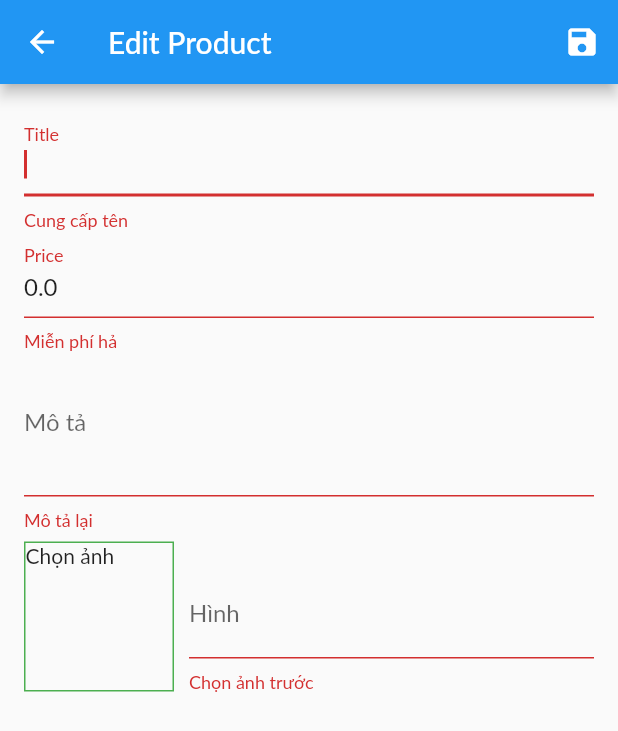
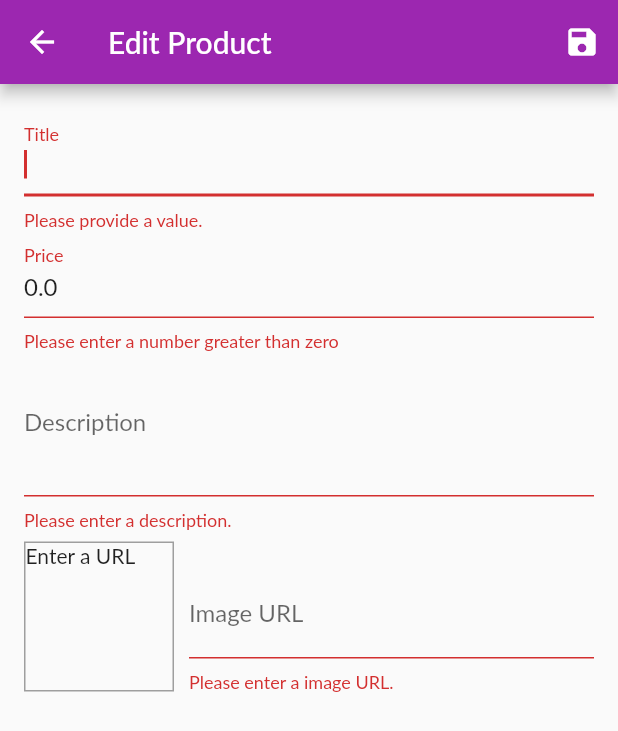
Before and after one commit to Duchuynh09/my-shop, a Flutter app: the EditProductScreen screen opened by its route, after a tap on the "save" icon, on a phone screen of 412 x 824 dp. Shown: the top 731 px of the screen. Run offline on Flutter 3.47's test engine with Material 2 defaults, Android fonts, the phone set to English and light mode, and no system bars; our stand-ins replace flutter_dotenv, shared_preferences; accounts and stored records are empty; Roboto replaces fonts that are missing (Lato).

```diff
--- a/lib/ui/manager/edit_product_screen.dart
+++ b/lib/ui/manager/edit_product_screen.dart
@@ -1,28 +1,32 @@
 import 'package:flutter/material.dart';
 import 'package:provider/provider.dart';
+
 import '../../models/product.dart';
 import '../shared/dialog_utils.dart';
+
 import '../products/products_manager.dart';
 
 class EditProductScreen extends StatefulWidget {
   static const routeName = '/edit-product';
+
   EditProductScreen(
     Product? product, {
     super.key,
   }) {
     if (product == null) {
       this.product = Product(
-        id: null,
         title: '',
+        description: '',
         price: 0,
-        description: '',
         imageUrl: '',
       );
     } else {
       this.product = product;
     }
   }
+
   late final Product product;
+
   @override
   State<EditProductScreen> createState() => _EditProductScreenState();
 }
@@ -34,10 +38,8 @@ class _EditProductScreenState extends State<EditProductScreen> {
   late Product _editedProduct;
   var _isLoading = false;
 
-  get children => null;
-
   bool _isValidImageUrl(String value) {
-    return (value.startsWith("http") || value.startsWith("https")) &&
+    return (value.startsWith('http') || value.startsWith('https')) &&
         (value.endsWith('.png') ||
             value.endsWith('.jpg') ||
             value.endsWith('.jpeg'));
@@ -50,6 +52,7 @@ class _EditProductScreenState extends State<EditProductScreen> {
         if (!_isValidImageUrl(_imageUrlController.text)) {
           return;
         }
+        // Ảnh hợp lệ -> Vẽ lại màn hình để hiện preview
         setState(() {});
       }
     });
@@ -71,22 +74,26 @@ class _EditProductScreenState extends State<EditProductScreen> {
       return;
     }
     _editForm.currentState!.save();
+
     setState(() {
       _isLoading = true;
     });
+
     try {
       final productsManager = context.read<ProductsManager>();
       if (_editedProduct.id != null) {
-        productsManager.updateProduct(_editedProduct);
+        await productsManager.updateProduct(_editedProduct);
       } else {
-        productsManager.addProduct(_editedProduct);
+        await productsManager.addProduct(_editedProduct);
       }
-    } catch (err) {
-      await showErrorDialog(context, 'Co gi do bi sai');
+    } catch (error) {
+      await showErrorDialog(context, 'Something went wrong.');
     }
+
     setState(() {
       _isLoading = false;
     });
+
     if (mounted) {
       Navigator.of(context).pop();
     }
@@ -133,13 +140,13 @@ class _EditProductScreenState extends State<EditProductScreen> {
       autofocus: true,
       validator: (value) {
         if (value!.isEmpty) {
-          return 'Cung cấp tên';
+          return 'Please provide a value.';
         }
         return null;
       },
-      onSaved: ((newValue) {
-        _editedProduct = _editedProduct.copyWith(title: newValue);
-      }),
+      onSaved: (value) {
+        _editedProduct = _editedProduct.copyWith(title: value);
+      },
     );
   }
 
@@ -151,19 +158,18 @@ class _EditProductScreenState extends State<EditProductScreen> {
       keyboardType: TextInputType.number,
       validator: (value) {
         if (value!.isEmpty) {
-          return 'Cung cấp gía mới';
+          return 'Please enter a price.';
         }
         if (double.tryParse(value) == null) {
-          return 'Nhập giá chính xác';
+          return 'Please enter a valid number.';
         }
         if (double.parse(value) <= 0) {
-          return 'Miễn phí hả';
+          return 'Please enter a number greater than zero';
         }
         return null;
       },
-      onSaved: (newValue) {
-        _editedProduct =
-            _editedProduct.copyWith(price: double.parse(newValue!));
+      onSaved: (value) {
+        _editedProduct = _editedProduct.copyWith(price: double.parse(value!));
       },
     );
   }
@@ -171,44 +177,20 @@ class _EditProductScreenState extends State<EditProductScreen> {
   TextFormField buildDescriptionField() {
     return TextFormField(
       initialValue: _editedProduct.description,
-      decoration: const InputDecoration(labelText: 'Mô tả'),
+      decoration: const InputDecoration(labelText: 'Description'),
       maxLines: 3,
-      textInputAction: TextInputAction.next,
       keyboardType: TextInputType.multiline,
       validator: (value) {
         if (value!.isEmpty) {
-          return 'Mô tả lại';
+          return 'Please enter a description.';
         }
         if (value.length < 10) {
-          return "Mô tả thêm đi";
+          return 'Should be at least 10 characters long.';
         }
         return null;
       },
-      onSaved: (newValue) {
-        _editedProduct = _editedProduct.copyWith(decription: newValue);
-      },
-    );
-  }
-
-  TextFormField buildImageURLField() {
-    return TextFormField(
-      decoration: const InputDecoration(labelText: 'Hình'),
-      controller: _imageUrlController,
-      focusNode: _imageUrlFocusNode,
-      onFieldSubmitted: ((value) => _saveForm()),
-      textInputAction: TextInputAction.done,
-      keyboardType: TextInputType.url,
-      validator: (value) {
-        if (value!.isEmpty) {
-          return 'Chọn ảnh trước';
-        }
-        if (!_isValidImageUrl(value)) {
-          return "Hình ảnh không chính xác";
-        }
-        return null;
-      },
-      onSaved: (newValue) {
-        _editedProduct = _editedProduct.copyWith(imageUrl: newValue);
+      onSaved: (value) {
+        _editedProduct = _editedProduct.copyWith(decription: value);
       },
     );
   }
@@ -218,20 +200,20 @@ class _EditProductScreenState extends State<EditProductScreen> {
       crossAxisAlignment: CrossAxisAlignment.end,
       children: <Widget>[
         Container(
-          decoration: BoxDecoration(
-            border: Border.all(
-              width: 1,
-              color: Colors.green,
-            ),
-          ),
           width: 100,
           height: 100,
           margin: const EdgeInsets.only(
             top: 8,
             right: 10,
           ),
+          decoration: BoxDecoration(
+            border: Border.all(
+              width: 1,
+              color: Colors.grey,
+            ),
+          ),
           child: _imageUrlController.text.isEmpty
-              ? const Text('Chọn ảnh')
+              ? const Text('Enter a URL')
               : FittedBox(
                   child: Image.network(
                     _imageUrlController.text,
@@ -239,8 +221,33 @@ class _EditProductScreenState extends State<EditProductScreen> {
                   ),
                 ),
         ),
-        Expanded(child: buildImageURLField())
+        Expanded(
+          child: buildImageUrlField(),
+        ),
       ],
     );
   }
+
+  TextFormField buildImageUrlField() {
+    return TextFormField(
+      decoration: const InputDecoration(labelText: 'Image URL'),
+      keyboardType: TextInputType.url,
+      textInputAction: TextInputAction.done,
+      controller: _imageUrlController,
+      focusNode: _imageUrlFocusNode,
+      onFieldSubmitted: (value) => _saveForm(),
+      validator: (value) {
+        if (value!.isEmpty) {
+          return 'Please enter a image URL.';
+        }
+        if (!_isValidImageUrl(value)) {
+          return 'Please enter a valid image URL.';
+        }
+        return null;
+      },
+      onSaved: (value) {
+        _editedProduct = _editedProduct.copyWith(imageUrl: value);
+      },
+    );
+  }
 }
--- a/lib/ui/shared/app_drawer.dart
+++ b/lib/ui/shared/app_drawer.dart
@@ -1,5 +1,4 @@
 import 'package:flutter/material.dart';
-import 'package:myshop/ui/products/product_overview_screen.dart';
 import 'package:provider/provider.dart';
 import '../auth/auth_manager.dart';
 import '../oders/order_screen.dart';
```
Also changed, not shown: lib/main.dart (+44 -23 lines), lib/services/productService.dart (+71 -20 lines), lib/ui/products/product_overview_screen.dart (+13 -7 lines), lib/ui/products/products_manager.dart (+50 -10 lines), lib/ui/products/user_product_list_tile.dart (+26 -22 lines), lib/ui/products/user_products_screen.dart (+29 -24 lines).
